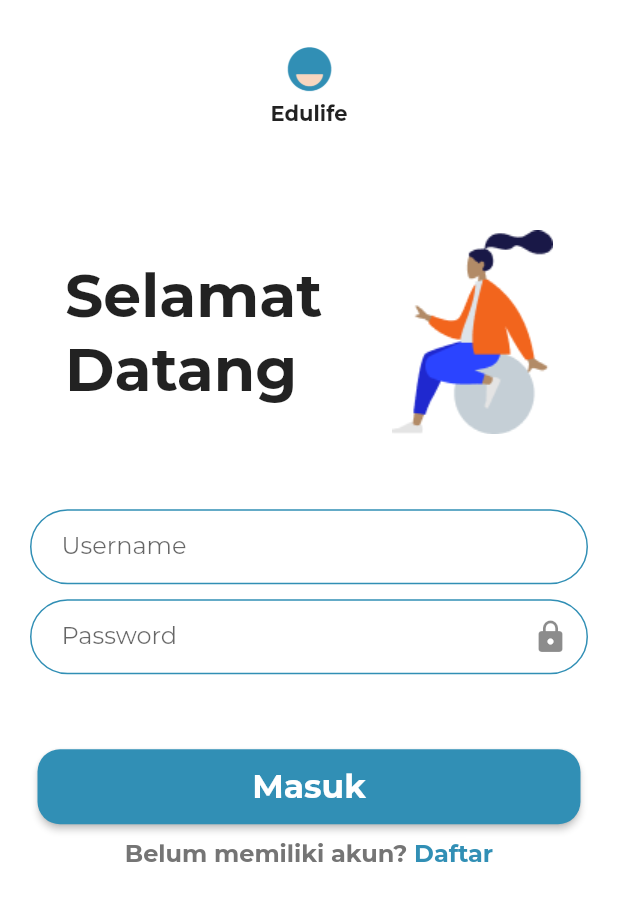
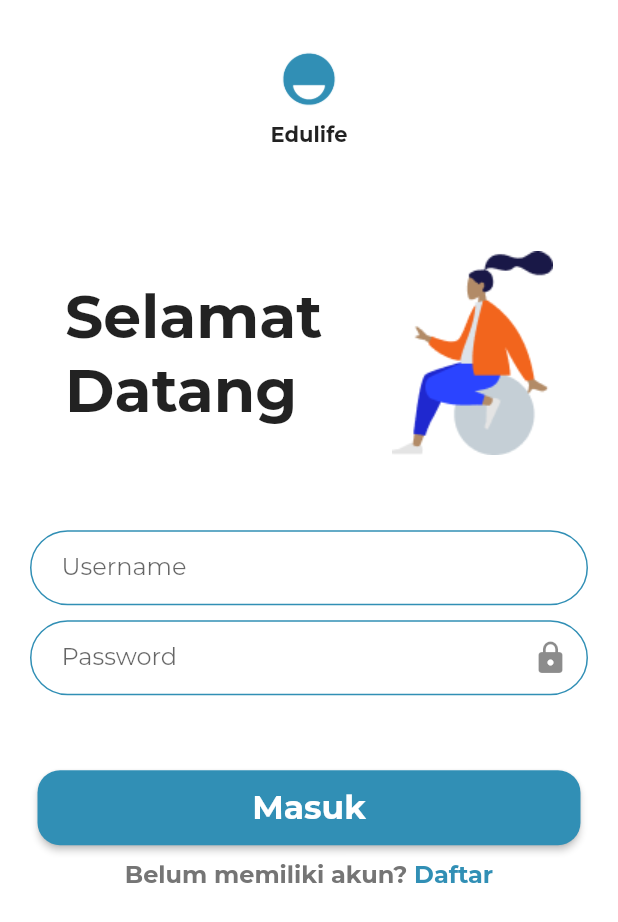
Before and after one commit to asbp/edu-life, a Flutter app: the screen it shows after launch, after a tap on "Lewati", after a tap on "Daftar", after a tap on "Login", on a phone screen of 412 x 824 dp. Shown: the top 922 px of the screen. Run offline on Flutter 3.47's test engine with Material 2 defaults, Android fonts, the phone set to English and light mode, and no system bars; project files that could hold a hidden picture were left out.

Commit message:
change logo, fix page with logo

```diff
--- a/lib/src/ui/pages/login/page_login_home.dart
+++ b/lib/src/ui/pages/login/page_login_home.dart
@@ -35,7 +35,7 @@ class _LoginScreenState extends State<LoginPage> {
         Center(
           child: Image.asset(
             "assets/images/logo.png",
-            scale: 6,
+            scale: 22,
           ),
         ),
         SizedBox(height: 5),
--- a/lib/src/ui/pages/page_landing.dart
+++ b/lib/src/ui/pages/page_landing.dart
@@ -39,7 +39,7 @@ class _LandingScreenState extends State<SplashscreenPage> {
           mainAxisAlignment: MainAxisAlignment.center,
           mainAxisSize: MainAxisSize.max,
           children: <Widget>[
-            Image.asset("assets/images/logo.png", scale: 2),
+            Image.asset("assets/images/logo.png", scale: 8),
             SizedBox(
               height: 10,
             ),
--- a/lib/src/ui/pages/profile/page_profile_dashboard.dart
+++ b/lib/src/ui/pages/profile/page_profile_dashboard.dart
@@ -23,7 +23,7 @@ class _ProfileState extends State<ProfilePage> {
                   children: <Widget>[
                     Image.asset(
                       "assets/images/logo.png",
-                      scale: 3,
+                      scale: 12,
                     ),
                     Text(
                       "Username",
--- a/lib/src/ui/pages/register/page_register.dart
+++ b/lib/src/ui/pages/register/page_register.dart
@@ -29,7 +29,7 @@ class _RegisterState extends State<RegisterPage> {
             Center(
               child: Image.asset(
                 "assets/images/logo.png",
-                scale: 6,
+                scale: 22,
               ),
             ),
             SizedBox(height: 5),
--- a/lib/src/ui/widgets/onboarding/widget_onboard_view.dart
+++ b/lib/src/ui/widgets/onboarding/widget_onboard_view.dart
@@ -18,7 +18,7 @@ class OnboardPageViewWidget extends StatelessWidget {
             padding: EdgeInsets.only(top: 20),
             child: Image.asset(
               "assets/images/logo.png",
-              scale: 6,
+              scale: 22,
             ),
           ),
           SizedBox(height: 5),
```
Also changed, not shown: assets/images/logo.png.
